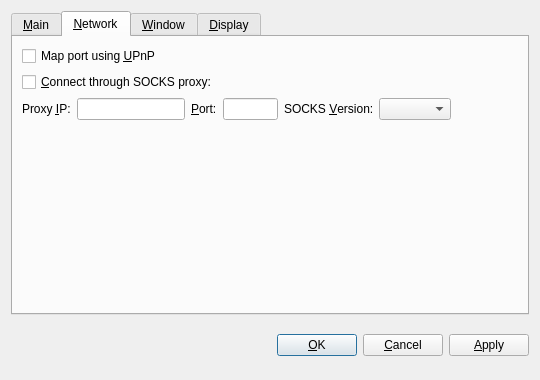
Above: src/qt/forms/optionsdialog.ui from scificryptocoin/Federation-Credits before the change. Below: the same form after it.
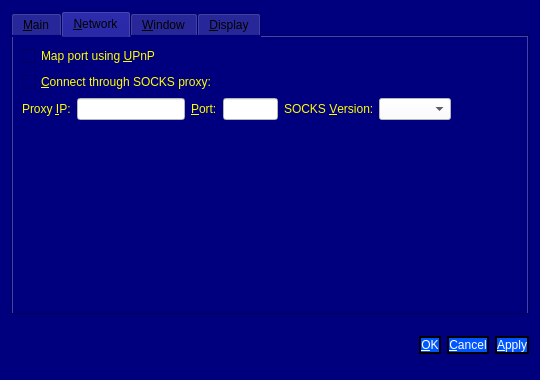
That is the form after the change. The open tabs and pages were chosen to show the change. Custom widgets are drawn as their Qt base class.

```diff
--- a/src/qt/forms/optionsdialog.ui
+++ b/src/qt/forms/optionsdialog.ui
@@ -13,12 +13,18 @@
   <property name="windowTitle">
    <string>Options</string>
   </property>
+  <property name="styleSheet">
+   <string notr="true">background-color: rgb(0, 0, 127);</string>
+  </property>
   <property name="modal">
    <bool>true</bool>
   </property>
   <layout class="QVBoxLayout" name="verticalLayout">
    <item>
     <widget class="QTabWidget" name="tabWidget">
+     <property name="styleSheet">
+      <string notr="true">background-color: rgb(0, 0, 127);</string>
+     </property>
      <property name="tabPosition">
       <enum>QTabWidget::North</enum>
      </property>
@@ -141,6 +147,9 @@
          <property name="toolTip">
           <string>Automatically open the Blakecoin client port on the router. This only works when your router supports UPnP and it is enabled.</string>
          </property>
+         <property name="styleSheet">
+          <string notr="true">color: rgb(255, 255, 0);</string>
+         </property>
          <property name="text">
           <string>Map port using &amp;UPnP</string>
          </property>
@@ -151,6 +160,9 @@
          <property name="toolTip">
           <string>Connect to the Blakecoin network through a SOCKS proxy (e.g. when connecting through Tor).</string>
          </property>
+         <property name="styleSheet">
+          <string notr="true">color: rgb(255, 255, 0);</string>
+         </property>
          <property name="text">
           <string>&amp;Connect through SOCKS proxy:</string>
          </property>
@@ -160,6 +172,9 @@
         <layout class="QHBoxLayout" name="horizontalLayout_Network">
          <item>
           <widget class="QLabel" name="proxyIpLabel">
+           <property name="styleSheet">
+            <string notr="true">color: rgb(255, 255, 0);</string>
+           </property>
            <property name="text">
             <string>Proxy &amp;IP:</string>
            </property>
@@ -182,10 +197,17 @@
            <property name="toolTip">
             <string>IP address of the proxy (e.g. 127.0.0.1)</string>
            </property>
+           <property name="styleSheet">
+            <string notr="true">background-color: rgb(255, 255, 255);
+color: rgb(0, 0, 0);</string>
+           </property>
           </widget>
          </item>
          <item>
           <widget class="QLabel" name="proxyPortLabel">
+           <property name="styleSheet">
+            <string notr="true">color: rgb(255, 255, 0);</string>
+           </property>
            <property name="text">
             <string>&amp;Port:</string>
            </property>
@@ -208,10 +230,17 @@
            <property name="toolTip">
             <string>Port of the proxy (e.g. 9050)</string>
            </property>
+           <property name="styleSheet">
+            <string notr="true">background-color: rgb(255, 255, 255);
+color: rgb(0, 0, 0);</string>
+           </property>
           </widget>
          </item>
          <item>
           <widget class="QLabel" name="socksVersionLabel">
+           <property name="styleSheet">
+            <string notr="true">color: rgb(255, 255, 0);</string>
+           </property>
            <property name="text">
             <string>SOCKS &amp;Version:</string>
            </property>
@@ -228,6 +257,10 @@
            <property name="toolTip">
             <string>SOCKS version of the proxy (e.g. 5)</string>
            </property>
+           <property name="styleSheet">
+            <string notr="true">background-color: rgb(255, 255, 255);
+color: rgb(0, 0, 0);</string>
+           </property>
           </widget>
          </item>
          <item>
@@ -429,6 +462,13 @@
      </item>
      <item>
       <widget class="QPushButton" name="okButton">
+       <property name="styleSheet">
+        <string notr="true">color: rgb(255, 255, 255);
+background-color: rgb(0, 85, 255);
+border-style:solid;
+border-width:2px;
+border-color:black;</string>
+       </property>
        <property name="text">
         <string>&amp;OK</string>
        </property>
@@ -436,6 +476,14 @@
      </item>
      <item>
       <widget class="QPushButton" name="cancelButton">
+       <property name="styleSheet">
+        <string notr="true">background-color: rgb(255, 255, 255);
+color: rgb(0, 0, 0);color: rgb(255, 255, 255);
+background-color: rgb(0, 85, 255);
+border-style:solid;
+border-width:2px;
+border-color:black;</string>
+       </property>
        <property name="text">
         <string>&amp;Cancel</string>
        </property>
@@ -446,6 +494,13 @@
      </item>
      <item>
       <widget class="QPushButton" name="applyButton">
+       <property name="styleSheet">
+        <string notr="true">color: rgb(255, 255, 255);
+background-color: rgb(0, 85, 255);
+border-style:solid;
+border-width:2px;
+border-color:black;</string>
+       </property>
        <property name="text">
         <string>&amp;Apply</string>
        </property>
```
Left out of the diff: 91 changed lines with no effect on the pictures.
